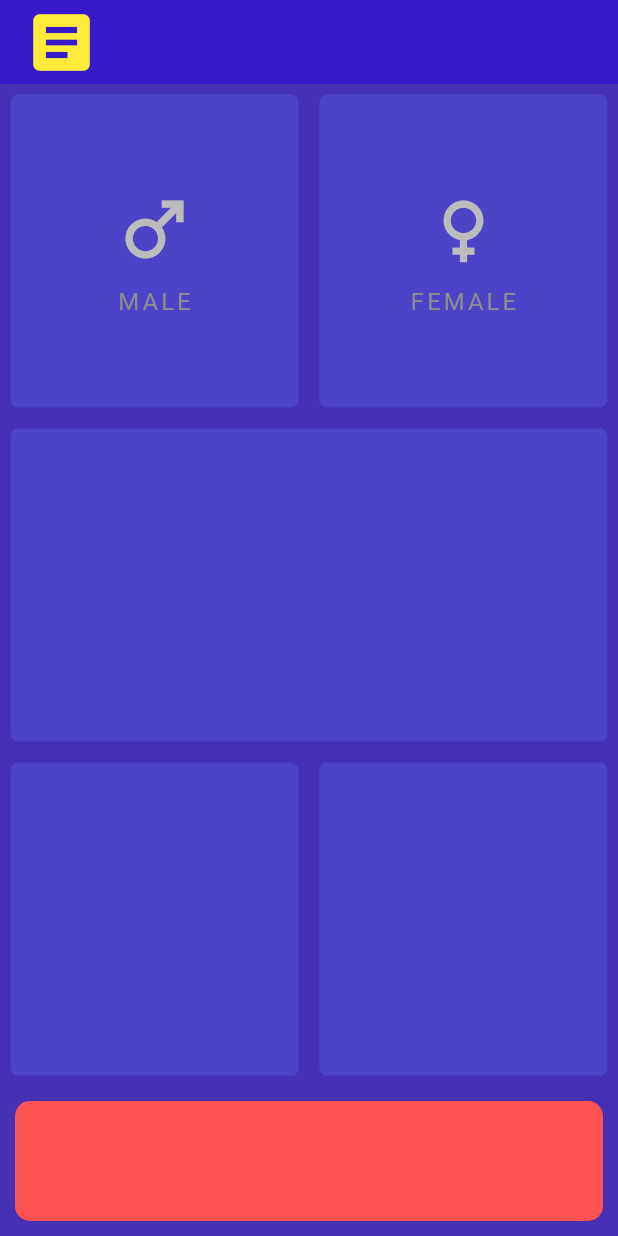
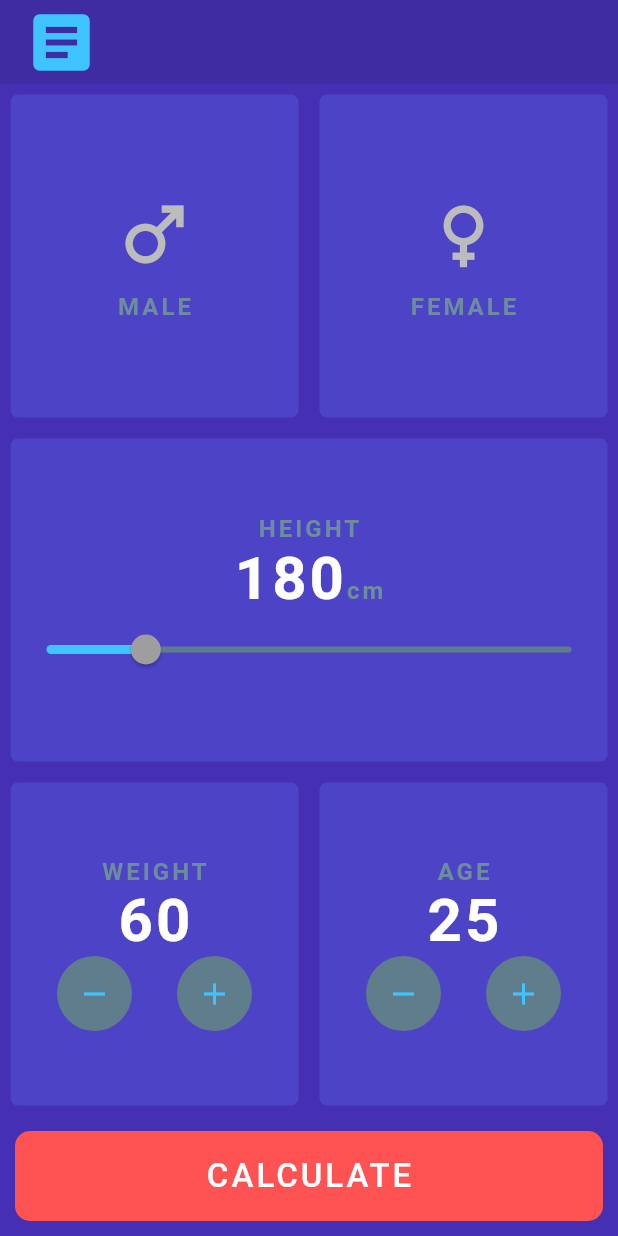
Before and after one commit to Maruful01/BMI_Calculator_App, a Flutter app: the screen it shows after launch, on a phone screen of 412 x 824 dp. Run offline on Flutter 3.47's test engine with Material 2 defaults, Android fonts, the phone set to English and light mode, and no system bars.

Commit message:
version 1.0.1 is complited

```diff
--- /dev/null
+++ b/lib/components/bmiBrain.dart
@@ -0,0 +1,41 @@
+import 'dart:math';
+
+class BMIbrain {
+
+BMIbrain ({ required this.height, required this.weight });
+ final int height;
+ final int weight;
+ late double _bmi = weight / pow(height / 100, 2);
+
+    // String calculateBMI () {
+    //       double _bmi =
+    //       return _bmi.toStringAsFixed(1);
+    // }
+
+    String getResult () {
+      if (_bmi < 18.5 )  {
+        return 'Under weight';
+      } else if (_bmi > 25) {
+        return 'Over Weight';
+      }
+      else{
+        return 'Normal';
+      }
+    }
+
+    double  pBMI () {
+      return _bmi;
+    }
+
+    String getInterpretation () {
+       if (_bmi < 18.5 )  {
+        return 'Your weight is Feathery, so you are recommended to gain your weight';
+      } else if (_bmi > 25) {
+        return 'You are recommended to loose some weight';
+      }
+      else{
+        return 'You are healthy';
+      }
+    }
+
+}
--- /dev/null
+++ b/lib/components/buttomButton.dart
@@ -0,0 +1,35 @@
+import 'package:bmi_calculator/components/constance.dart';
+import 'package:flutter/material.dart';
+
+class ButtomButton extends StatelessWidget {
+
+  const ButtomButton({ required this.onPressed, required this.title });
+
+  final VoidCallback? onPressed;
+  final String title;
+
+  @override
+  Widget build(BuildContext context) {
+    return GestureDetector(
+          onTap: onPressed,
+           child: Container(
+              margin: const EdgeInsets.all(10),
+              height: 60,
+              decoration: BoxDecoration(
+              color:  kInputButtomContainerColor,
+              borderRadius: BorderRadius.circular(10),
+              ),
+                   child: Center(
+                     child: Text(title,
+                     style: const TextStyle(
+                      color: Colors.white,
+                      fontSize: 22,
+                      letterSpacing: 2.0,
+                      fontWeight: FontWeight.w500,
+                     ),
+                     ),
+                   ),
+            ),
+         );
+  }
+}
--- /dev/null
+++ b/lib/components/constance.dart
@@ -0,0 +1,10 @@
+import 'package:flutter/material.dart';
+
+  const kBackgroundColor = Color.fromARGB(24, 0, 0, 0);
+  const kActiveCardColor = Color(0xFF5451D6);
+  const kInActiveCardColor = Color(0xFF925351D6);
+  const kInputButtomContainerColor = Colors.redAccent;
+const TextStyle kLebelStyle = TextStyle(color: Color(0xFF6D8D9D), fontSize: 16, letterSpacing: 2.0, fontWeight: FontWeight.w600);
+const TextStyle kLebelNumStyle = TextStyle(color: Color.fromARGB(255, 255, 254, 254), fontSize: 40, letterSpacing: 2.0, fontWeight: FontWeight.w600);
+const TextStyle kTitleStyle = TextStyle(color: Colors.white, fontSize: 40, letterSpacing: 2.0, fontWeight: FontWeight.w600, );
+const TextStyle kBMIresultLebel = TextStyle(color: Color(0xFF6FE993), fontSize: 30, letterSpacing: 2.0, fontWeight: FontWeight.w600, );
--- a/lib/components/genderCard.dart
+++ b/lib/components/genderCard.dart
@@ -1,6 +1,7 @@
 import 'package:flutter/material.dart';
+import 'constance.dart';
 
-const TextStyle lebelStyle = TextStyle(color: Color.fromARGB(255, 142, 141, 141), fontSize: 16, letterSpacing: 2.0);
+
 
 class GenderCard extends StatelessWidget {
 
@@ -12,6 +13,7 @@ class GenderCard extends StatelessWidget {
   Widget build(BuildContext context) {
     return Column(
       mainAxisAlignment: MainAxisAlignment.center,
+      crossAxisAlignment: CrossAxisAlignment.center,
       children: <Widget>[
           Icon(
             icon,
@@ -20,7 +22,7 @@ class GenderCard extends StatelessWidget {
             ),
             const SizedBox(height: 10),
             Text(label,
-            style: lebelStyle)
+            style: kLebelStyle)
       ],
     );
   }
--- a/lib/components/reusableCard.dart
+++ b/lib/components/reusableCard.dart
@@ -4,20 +4,23 @@ class ReusableCard extends StatelessWidget {
 
   final Color color;
   final Widget cardWidget;
-
-   ReusableCard ({required this.color, required this.cardWidget});
+  final VoidCallback? onPressed;
 
 
+   ReusableCard ({ required this.color, required this.cardWidget, required this.onPressed });
 
   @override
   Widget build(BuildContext context) {
-    return Container(
+    return GestureDetector(
+      onTap: onPressed,
+      child: Container(
       margin: const EdgeInsets.all(7.0),
       decoration: BoxDecoration(
       color: color,
            borderRadius: BorderRadius.circular(5),
                   ),
                   child: cardWidget,
+                ),
     );
   }
 }
--- /dev/null
+++ b/lib/components/roundedIconButton.dart
@@ -0,0 +1,24 @@
+import 'package:flutter/material.dart';
+
+class RoundedIconButton extends StatelessWidget {
+  RoundedIconButton({ required this.icon, required this.onPressed });
+
+  final IconData icon;
+  final VoidCallback? onPressed;
+
+  @override
+  Widget build(BuildContext context) {
+    return RawMaterialButton (
+      onPressed: onPressed,
+      fillColor: Colors.blueGrey,
+      child: Icon(icon,
+      color: Colors.lightBlueAccent,
+      ),
+      shape: CircleBorder(),
+      elevation: 0.0,
+      constraints: const BoxConstraints(minWidth: 80.0, minHeight: 50.0)
+
+
+      );
+  }
+}
--- a/lib/input.dart
+++ b/lib/input.dart
@@ -1,11 +1,11 @@
+import 'package:bmi_calculator/components/buttomButton.dart';
+import 'package:bmi_calculator/components/constance.dart';
 import 'package:flutter/material.dart';
 import 'components/reusableCard.dart';
 import 'components/genderCard.dart';
-
-  const backgroundColor = Color(0xFF3619C9);
-  const activeCardColor = Color(0xFF5451D6);
-  const inActiveCardColor = Color(0xFF925351D6);
-  const buttomContainerColor = Colors.redAccent;
+import 'components/roundedIconButton.dart';
+import 'components/result.dart';
+import 'components/bmiBrain.dart';
 
   enum CardType {
     maleGanderCard,
@@ -25,64 +25,103 @@ class InputPage extends StatefulWidget {
 class _InputPageState extends State<InputPage> {
 
   late CardType selectedGender = CardType.notSelected;
+  int userHeight = 180;
+  int weight = 60;
+  int age = 25;
 
   @override
   Widget build(BuildContext context) {
     return Scaffold(
       appBar: AppBar(
         title: const Icon(Icons.article,
-        color: Colors.yellow,
+        color: Colors.lightBlueAccent,
         size: 50.0,
         ),
-        backgroundColor: backgroundColor,
+        backgroundColor: kBackgroundColor,
         elevation: 0.0,
       ),
 
       body: Column(
+        mainAxisAlignment: MainAxisAlignment.center,
         children: <Widget>[
+
 
           Expanded(
             child: Row(
               children: <Widget>[
                    Expanded(
-                    child: GestureDetector(
-                      onTap: () {
+                      child: ReusableCard(
+                        onPressed: () {
                         setState(() {
                           selectedGender = CardType.maleGanderCard;
                         });
                         },
-                      child: ReusableCard(
-                         color: selectedGender == CardType.maleGanderCard ? activeCardColor : inActiveCardColor,
+                         color: selectedGender == CardType.maleGanderCard ? kActiveCardColor : kInActiveCardColor,
                          cardWidget: GenderCard(label: 'MALE', icon: Icons.male_outlined,),
                       ),
                   ),
-                  ),
                   Expanded(
-                    child: GestureDetector(
-                                onTap: () {
+                      child: ReusableCard(
+                        onPressed: () {
                           setState(() {
                           selectedGender = CardType.femaleGanderCard;
                           });
                         },
-                      child: ReusableCard(
-                        color: selectedGender == CardType.femaleGanderCard ? activeCardColor : inActiveCardColor,
+                        color: selectedGender == CardType.femaleGanderCard ? kActiveCardColor : kInActiveCardColor,
                         cardWidget: GenderCard(label: 'FEMALE', icon: Icons.female_outlined,)
-                        ),
                         ),
                   ),
           ],
           ),
           ),
 
-          Expanded(child: GestureDetector(
-            onTap: () {
+          Expanded(
+          child: ReusableCard(
+            onPressed: () {
                setState(() {
                 selectedGender = CardType.heightCard;
                });
             },
-          child: ReusableCard(
-          color: selectedGender == CardType.heightCard ? activeCardColor : inActiveCardColor,
-           cardWidget: Center(child: Column(),
+          color: selectedGender == CardType.heightCard ? kActiveCardColor : kInActiveCardColor,
+          cardWidget: Center(child: Column(
+            mainAxisAlignment: MainAxisAlignment.center,
+            children: <Widget>[
+              const Text('HEIGHT',
+              style: kLebelStyle,
+              ),
+              Row(
+                crossAxisAlignment: CrossAxisAlignment.baseline,
+                mainAxisAlignment: MainAxisAlignment.center,
+                textBaseline: TextBaseline.ideographic,
+                children: <Widget> [
+                  Text(userHeight.toString(),
+                  style: kLebelNumStyle,
+                  ),
+                  const Text('cm',
+                  style: kLebelStyle,
+                  )
+                ],
+              ),
+
+              SliderTheme(
+                data: const SliderThemeData(
+                  activeTrackColor: Colors.lightBlueAccent,
+                  inactiveTrackColor: Colors.blueGrey,
+                  thumbColor: Colors.grey,
+                  overlayColor: Color(0x5B9E9E9E),
+                ),
+                child: Slider(
+                  value: userHeight.toDouble(),
+                  max: 300,
+                  min: 152,
+                  onChanged: (double value) {
+                    setState(() {
+                      userHeight = value.toInt();
+                    });
+                  }
+                  ),
+              ),
+            ],
           ),
           ),
           ),
@@ -91,33 +130,110 @@ class _InputPageState extends State<InputPage> {
           Expanded(
             child: Row(
               children: <Widget>[
-                  Expanded(child: GestureDetector(
-                    onTap: () {
+                  Expanded(
+                    child: ReusableCard(
+                      onPressed: () {
                       setState(() {
                         selectedGender = CardType.weightCard;
                       });
                       },
-                    child: ReusableCard(
-                      color: selectedGender == CardType.weightCard ? activeCardColor : inActiveCardColor,
-                       cardWidget: Center(child: Column(),
+                      color: selectedGender == CardType.weightCard ? kActiveCardColor : kInActiveCardColor,
+                       cardWidget: Center(child: Column(
+                        mainAxisAlignment: MainAxisAlignment.center,
+                         children: [
+                          const Text('WEIGHT',
+                          style: kLebelStyle,
+                          ),
+                          Text(weight.toString(),
+                          style: kLebelNumStyle,
+                          ),
+                          Row(
+                            mainAxisAlignment: MainAxisAlignment.center,
+                            children: [
+                            RoundedIconButton(
+                              onPressed: () {
+                                setState(() {
+                                  weight--;
+                                });
+                              },
+                              icon: Icons.remove,
+                            ),
+
+                            RoundedIconButton(
+                              onPressed: () {
+                                setState(() {
+                                  weight ++;
+                                });
+                              },
+                              icon: Icons.add,
+                            ),
+                          ])
+                         ]),
+
+
+                    ),
+                    ),
+                    ),
+                  Expanded(child: ReusableCard(
+                    onPressed: () {
+                       setState(() {
+                        selectedGender = CardType.ageCard;
+                      });
+                    },
+                    color: selectedGender == CardType.ageCard ? kActiveCardColor : kInActiveCardColor,
+                     cardWidget: Center(child: Column(
+                      mainAxisAlignment: MainAxisAlignment.center,
+                      children: [
+                       const Text('AGE',
+                        style: kLebelStyle,
+                        ),
+
+                         Text(age.toString(),
+                        style: kLebelNumStyle,
+                        ),
+
+                      Row(
+                        mainAxisAlignment: MainAxisAlignment.center,
+                        children: [
+                          RoundedIconButton(
+                          icon: Icons.remove,
+                           onPressed: () {
+                             setState(() {
+                              age <= 5 ? age == 5  :  age--;
+                             });
+                           }
+                           ),
+
+                        RoundedIconButton(
+                          icon: Icons.add,
+                           onPressed: () {
+                            setState(() {
+                              age >= 60 ? age == 60  :  age++;
+                            });
+                           }
+                           ),
+                        ],
+                      )
+
+
+                      ],
                      ),
                      ),
                      ),
                      ),
-                  Expanded(child: ReusableCard(color: inActiveCardColor, cardWidget: Center(child: Column()),)),
           ],
           ),
           ),
 
-          Container(
-            margin: const EdgeInsets.all(10),
-            height: 80,
-            decoration: BoxDecoration(
-            color:  buttomContainerColor,
-            borderRadius: BorderRadius.circular(10),
-            ),
-          ),
-
+         ButtomButton(
+                    onPressed: () {
+          BMIbrain clc = BMIbrain(height: userHeight, weight: weight);
+          Navigator.push(
+          context,
+          MaterialPageRoute(builder: (context) => BmiResult( bmiResult: clc.getResult(), bmi: clc.pBMI(), interpretation: clc.getInterpretation(), )),
+          );
+          },
+          title: 'CALCULATE'),
         ],
       ),
     );
```
Also changed, not shown: lib/components/result.dart (added, +77 -0 lines). Lines whose indentation alone changed are shown as unchanged.
